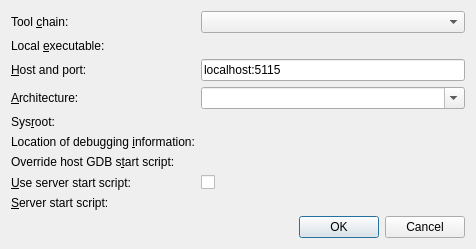
Above: src/plugins/debugger/startremotedialog.ui from qt-creator/qt-creator before the change. Below: the same form after it.
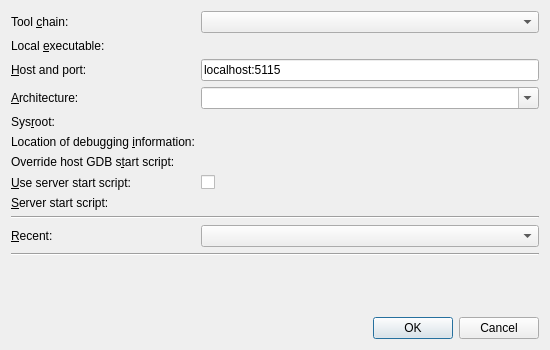
That is the form after the change. Custom widgets are drawn as their Qt base class.

Commit message:
Debugger: Add "Recent:" combo for Start External/Remote.
- Add combo box listing the last 10 elements of history.
- Introduce parameter class for the dialogs that can stored/
  retrieved as a QSettings array using template helpers.
- Give dialogs a static 'run()' method that returns
  the DebuggerStartParameters to handle the history, move
  code from the debugger plugin to the dialogs.

```diff
--- a/src/plugins/debugger/startremotedialog.ui
+++ b/src/plugins/debugger/startremotedialog.ui
@@ -6,8 +6,8 @@
    <rect>
     <x>0</x>
     <y>0</y>
-    <width>476</width>
-    <height>223</height>
+    <width>550</width>
+    <height>350</height>
    </rect>
   </property>
   <property name="windowTitle">
@@ -29,6 +29,9 @@
        </property>
       </widget>
      </item>
+     <item row="0" column="1">
+      <widget class="Debugger::Internal::DebuggerToolChainComboBox" name="toolchainComboBox"/>
+     </item>
      <item row="1" column="0">
       <widget class="QLabel" name="executableLabel">
        <property name="text">
@@ -141,11 +144,48 @@
      <item row="8" column="1">
       <widget class="Utils::PathChooser" name="serverStartScriptPathChooser" native="true"/>
      </item>
-     <item row="0" column="1">
-      <widget class="Debugger::Internal::DebuggerToolChainComboBox" name="toolchainComboBox"/>
+     <item row="9" column="0" colspan="2">
+      <widget class="Line" name="line">
+       <property name="orientation">
+        <enum>Qt::Horizontal</enum>
+       </property>
+      </widget>
+     </item>
+     <item row="10" column="0">
+      <widget class="QLabel" name="historyLabel">
+       <property name="text">
+        <string>&amp;Recent:</string>
+       </property>
+       <property name="buddy">
+        <cstring>historyComboBox</cstring>
+       </property>
+      </widget>
+     </item>
+     <item row="10" column="1">
+      <widget class="QComboBox" name="historyComboBox"/>
      </item>
     </layout>
    </item>
+   <item>
+    <widget class="Line" name="line_2">
+     <property name="orientation">
+      <enum>Qt::Horizontal</enum>
+     </property>
+    </widget>
+   </item>
+   <item>
+    <spacer name="verticalSpacer">
+     <property name="orientation">
+      <enum>Qt::Vertical</enum>
+     </property>
+     <property name="sizeHint" stdset="0">
+      <size>
+       <width>0</width>
+       <height>0</height>
+      </size>
+     </property>
+    </spacer>
+   </item>
    <item>
     <widget class="QDialogButtonBox" name="buttonBox">
      <property name="orientation">
```
The commit also changes 4 other files.
